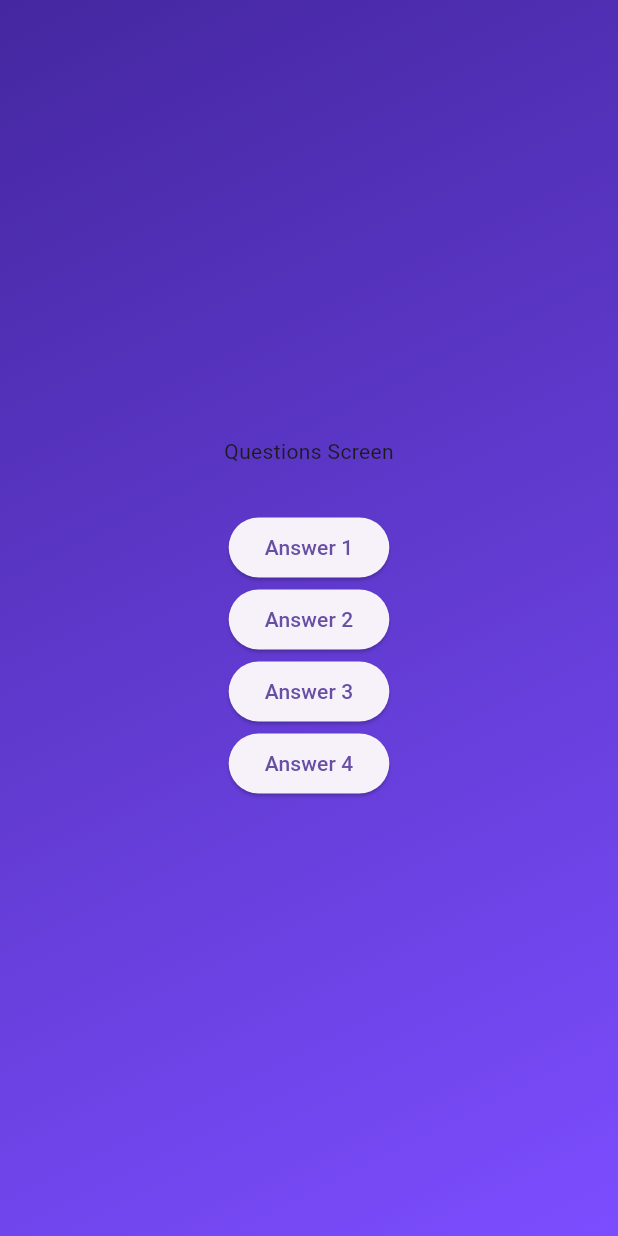
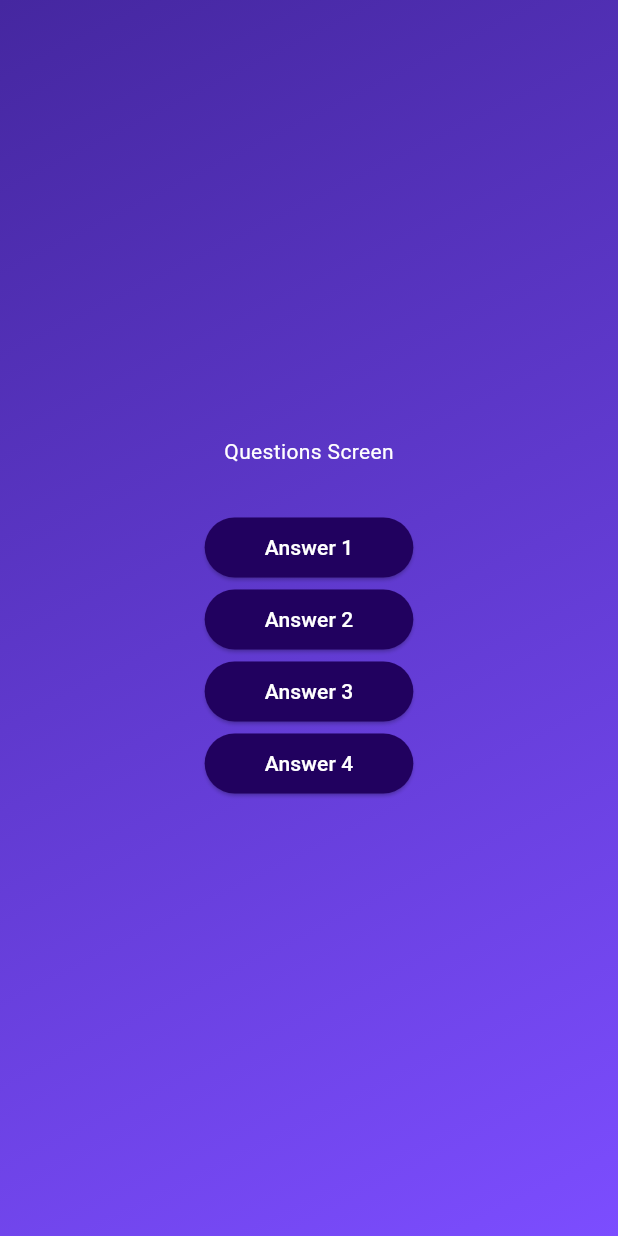
Before and after one commit to felipeazsantos/flutter-learn-projects, a Flutter app: the screen it shows after launch, after a tap on "Start Quiz", on a phone screen of 412 x 824 dp. Run offline on Flutter 3.47's test engine with Material 3 defaults, Android fonts, the phone set to English and light mode, and no system bars.

Commit message:
Creating a Reusable, Custom Styled Button

```diff
--- /dev/null
+++ b/basics/lib/answer_button.dart
@@ -0,0 +1,25 @@
+import 'package:flutter/material.dart';
+
+class AnswerButton extends StatelessWidget {
+  const AnswerButton(
+      {super.key, required this.answerText, required this.onTap});
+
+  final String answerText;
+  final void Function() onTap;
+
+  @override
+  Widget build(BuildContext context) {
+    return ElevatedButton(
+      onPressed: onTap,
+      style: ElevatedButton.styleFrom(
+        padding: const EdgeInsets.symmetric(vertical: 10, horizontal: 40),
+        backgroundColor: const Color.fromARGB(255, 33, 1, 95),
+        foregroundColor: Colors.white,
+        shape: RoundedRectangleBorder(
+          borderRadius: BorderRadius.circular(40),
+        ),
+      ),
+      child: Text(answerText),
+    );
+  }
+}
--- a/basics/lib/questions_screen.dart
+++ b/basics/lib/questions_screen.dart
@@ -1,3 +1,4 @@
+import 'package:basics/answer_button.dart';
 import 'package:flutter/material.dart';
 
 class QuestionsScreen extends StatefulWidget {
@@ -15,23 +16,28 @@ class _QuestionsScreenState extends State<QuestionsScreen> {
       child: Column(
         mainAxisAlignment: MainAxisAlignment.center,
         children: [
-          const Text("Questions Screen"),
+          const Text(
+            "Questions Screen",
+            style: TextStyle(
+              color: Colors.white,
+            ),
+          ),
           const SizedBox(height: 30),
-          ElevatedButton(
-            onPressed: () {},
-            child: const Text("Answer 1"),
+          AnswerButton(
+            answerText: "Answer 1",
+            onTap: () {},
           ),
-          ElevatedButton(
-            onPressed: () {},
-            child: const Text("Answer 2"),
+          AnswerButton(
+            answerText: "Answer 2",
+            onTap: () {},
           ),
-          ElevatedButton(
-            onPressed: () {},
-            child: const Text("Answer 3"),
+          AnswerButton(
+            answerText: "Answer 3",
+            onTap: () {},
           ),
-          ElevatedButton(
-            onPressed: () {},
-            child: const Text("Answer 4"),
+          AnswerButton(
+            answerText: "Answer 4",
+            onTap: () {},
           ),
         ],
       ),
```
